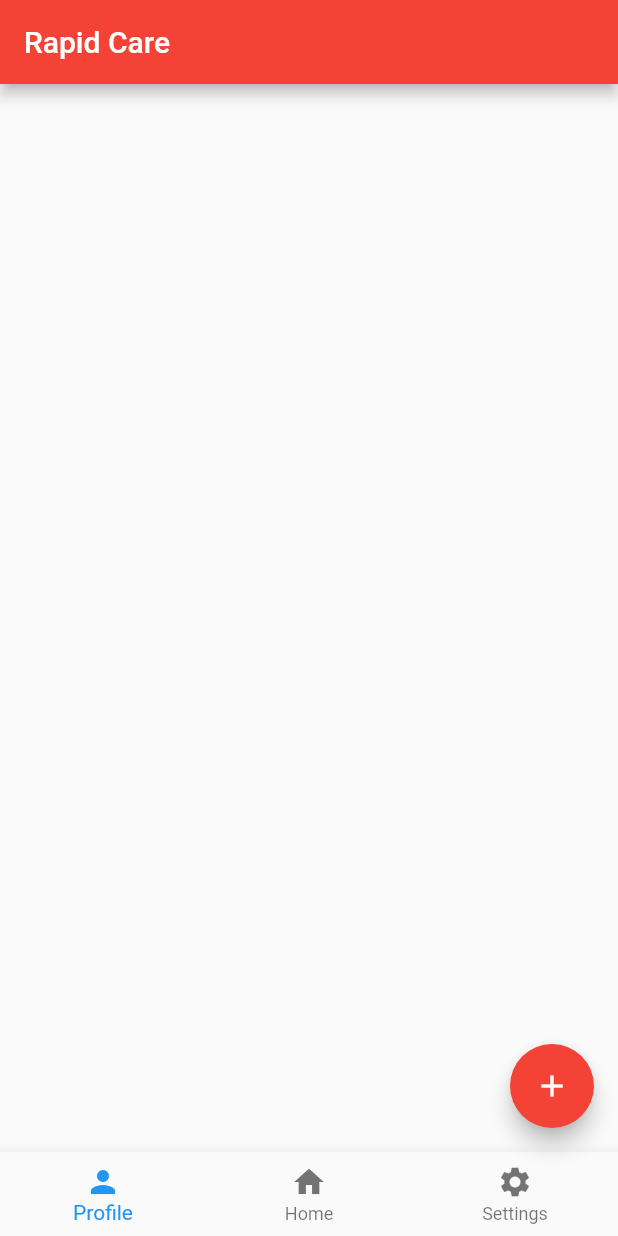
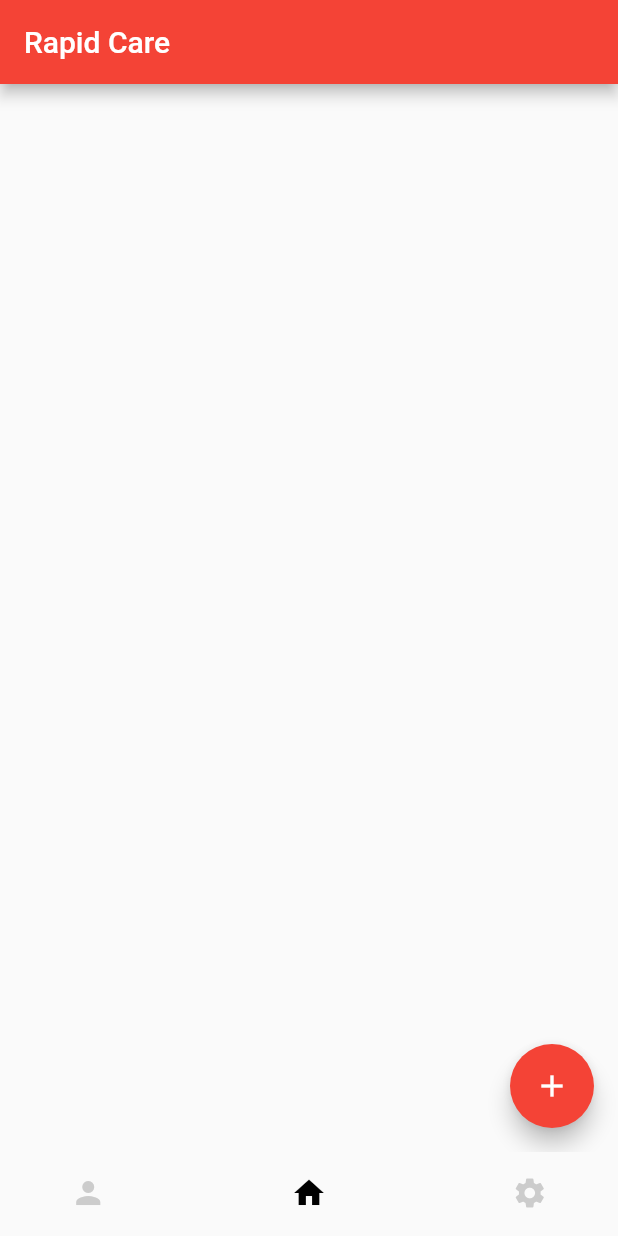
Before and after one commit to aolivas92/2023-GSDC-Challenge, a Flutter app: the screen it shows after launch, on a phone screen of 412 x 824 dp. Run offline on Flutter 3.47's test engine with Material 2 defaults, Android fonts, the phone set to English and light mode, and no system bars.

Commit message:
changed the main page to call the new files I made that interact with the pages :)

```diff
--- a/rapid_care/lib/main.dart
+++ b/rapid_care/lib/main.dart
@@ -1,32 +1,20 @@
 import 'package:flutter/material.dart';
-
+import 'package:rapid_care/pages/main_page.dart';
 void main(List<String> args) {
-  runApp(homePage());
+  runApp(const _mainPage());
 }
 
-class homePage extends StatelessWidget {
-  const homePage({super.key});
+class _mainPage extends StatelessWidget {
+  const _mainPage({super.key});
 
   @override
   Widget build(BuildContext context) {
     return MaterialApp(
-        home: Scaffold(
-      appBar:
-          AppBar(backgroundColor: Colors.red, title: const Text('Rapid Care')),
-      floatingActionButton: FloatingActionButton(
-        child: Icon(Icons.add),
-        backgroundColor: Colors.red,
-        onPressed: () {
-          print('pressed!');
-        },
-      ),
-      bottomNavigationBar: BottomNavigationBar(
-        items: const [
-          BottomNavigationBarItem(icon: Icon(Icons.person), label: 'Profile'),
-          BottomNavigationBarItem(icon: Icon(Icons.home), label: 'Home'),
-          BottomNavigationBarItem(icon: Icon(Icons.settings), label: 'Settings')
-        ],
-      ),
-    ));
+        title: 'Rapid Care',
+        debugShowCheckedModeBanner: false,
+        theme: ThemeData(
+          primarySwatch: Colors.red,
+        ),
+    home: const mainPage()); // This is the main page of the app that gets called from main_page.dart
   }
 }
--- /dev/null
+++ b/rapid_care/lib/pages/home_page.dart
@@ -0,0 +1,26 @@
+import 'package:flutter/material.dart';
+
+class homePage extends StatefulWidget {
+  const homePage({Key? key}) : super(key: key);
+
+  @override
+  State<homePage> createState() => _homePageState();
+}
+
+class _homePageState extends State<homePage> {
+  @override
+  Widget build(BuildContext context) {
+    return Container(
+        child: Scaffold(
+          appBar:
+          AppBar(backgroundColor: Colors.red, title: const Text('Rapid Care')),
+          floatingActionButton: FloatingActionButton(
+            child: Icon(Icons.add),
+            backgroundColor: Colors.red,
+            onPressed: () {
+              print('pressed!');
+            },
+          ),
+        ));
+  }
+}
--- /dev/null
+++ b/rapid_care/lib/pages/main_page.dart
@@ -0,0 +1,50 @@
+import 'package:flutter/cupertino.dart';
+import 'package:flutter/material.dart';
+import 'package:rapid_care/pages/profile_page.dart';
+import 'package:rapid_care/pages/settings_page.dart';
+import 'home_page.dart';
+
+class mainPage extends StatefulWidget {
+  const mainPage({Key? key}) : super(key: key);
+
+  @override
+  State<mainPage> createState() => mainPageState();
+}
+
+class mainPageState extends State<mainPage>{
+  final List _pages = [
+    const profilePage(), //profile page gets called from profile_page.dart
+    const homePage(), //home page gets called from home_page.dart
+    const settingsPage() //settings page gets called from settings_page.dart
+  ];
+  int _currentIndex = 1;
+
+  //change the page when the bottom navigation bar is clicked
+  void changePage(int index) {
+    setState(() {
+      _currentIndex = index;
+    });
+  }
+
+  @override
+  Widget build(BuildContext context) {
+    return Scaffold(
+      body: _pages[_currentIndex],
+        bottomNavigationBar: BottomNavigationBar(
+          type: BottomNavigationBarType.shifting,
+          currentIndex: _currentIndex,
+          onTap: changePage,
+          selectedItemColor: Colors.black,
+          unselectedItemColor: Colors.grey.withOpacity(0.5),
+          showSelectedLabels: false,
+          showUnselectedLabels: false,
+          elevation: 0,
+          items: const [
+            BottomNavigationBarItem(icon: Icon(Icons.person), label: 'Profile'),
+            BottomNavigationBarItem(icon: Icon(Icons.home), label: 'Home'),
+            BottomNavigationBarItem(icon: Icon(Icons.settings), label: 'Settings')
+          ],
+        )
+    );
+  }
+}
```
Also changed, not shown: rapid_care/lib/pages/placeholder.txt (added, +32 -0 lines), rapid_care/lib/pages/profile_page.dart (added, +14 -0 lines), rapid_care/lib/pages/settings_page.dart (added, +14 -0 lines).
